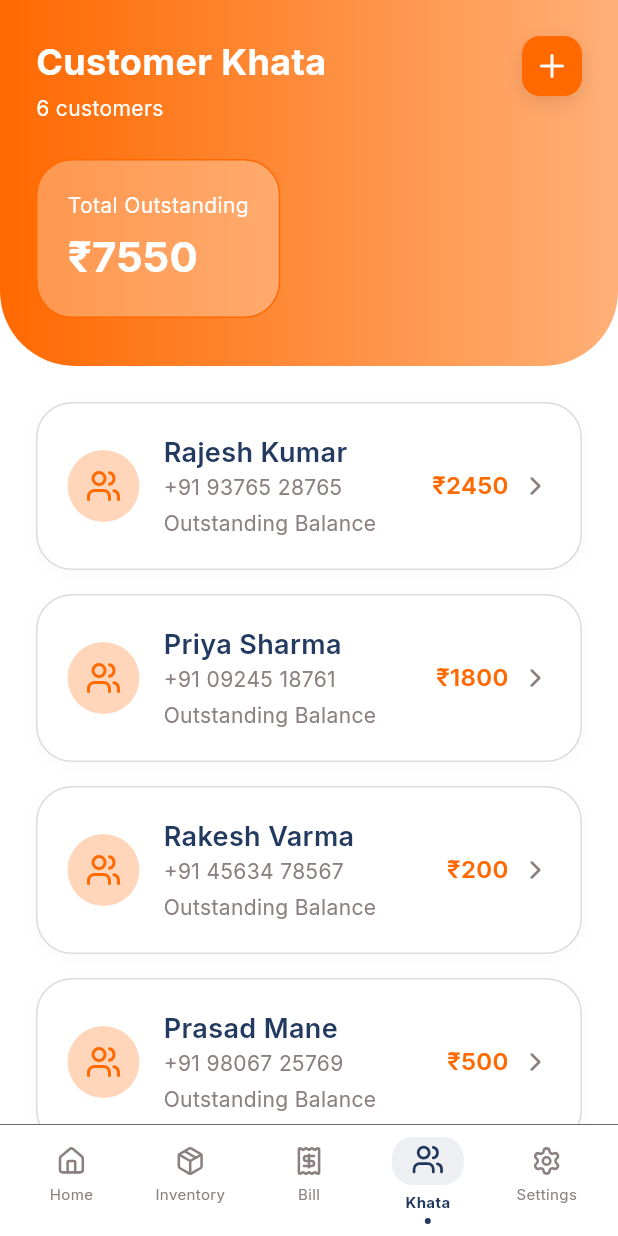
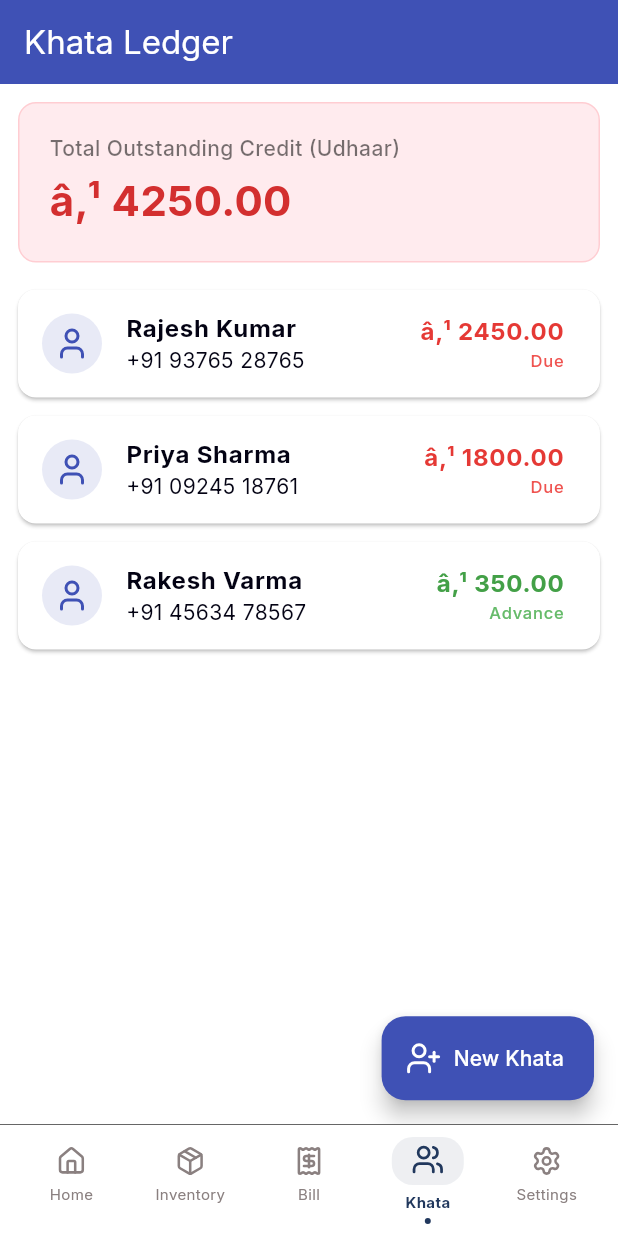
Before and after one commit to Shankshukchan/v-vaipari, a Flutter app: the KhataScreen screen opened by its route, on a phone screen of 412 x 824 dp. Run offline on Flutter 3.47's test engine with Material 3 defaults, Android fonts, the light colour scheme and no system bars; drawn by our look-alikes of flutter_animate; our stand-ins replace connectivity_plus, dio, fl_chart, flutter_lucide, flutter_riverpod, go_router and 4 more; accounts and stored records are empty; network calls fail.

Commit message:
feat: add product management, final billing totals, and khata ledger flows

```diff
--- a/kirana_app/lib/core/layouts/main_layout.dart
+++ b/kirana_app/lib/core/layouts/main_layout.dart
@@ -1,6 +1,6 @@
 import 'package:flutter/material.dart';
 import 'package:go_router/go_router.dart';
-import 'package:lucide_icons/lucide_icons.dart';
+import 'package:flutter_lucide/flutter_lucide.dart';
 import 'package:flutter_animate/flutter_animate.dart';
 import '../theme/app_theme.dart';
 
--- a/kirana_app/lib/features/auth/screens/splash_screen.dart
+++ b/kirana_app/lib/features/auth/screens/splash_screen.dart
@@ -1,7 +1,7 @@
 import 'dart:async';
 import 'package:flutter/material.dart';
 import 'package:go_router/go_router.dart';
-import 'package:lucide_icons/lucide_icons.dart';
+import 'package:flutter_lucide/flutter_lucide.dart';
 import 'package:flutter_animate/flutter_animate.dart';
 import 'package:shared_preferences/shared_preferences.dart';
 import '../../../core/theme/app_theme.dart';
@@ -64,7 +64,7 @@ class _SplashScreenState extends State<SplashScreen> {
                         color: Colors.white.withOpacity(0.1),
                         borderRadius: BorderRadius.circular(24),
                       ),
-                      child: const Icon(
+                      child: Icon(
                         LucideIcons.store,
                         size: 80,
                         color: Colors.white,
--- a/kirana_app/lib/features/khata/screens/khata_screen.dart
+++ b/kirana_app/lib/features/khata/screens/khata_screen.dart
@@ -1,6 +1,8 @@
 import 'package:flutter/material.dart';
-import 'package:lucide_icons/lucide_icons.dart';
+import 'package:flutter_lucide/flutter_lucide.dart';
 import 'package:flutter_animate/flutter_animate.dart';
+// import 'create_khata_screen.dart';
+import 'khata_detail_screen.dart';
 
 class KhataScreen extends StatefulWidget {
   const KhataScreen({super.key});
@@ -10,7 +12,8 @@ class KhataScreen extends StatefulWidget {
 }
 
 class _KhataScreenState extends State<KhataScreen> {
-  final customers = [
+  // Your dummy customer data
+  final List<Map<String, dynamic>> customers = [
     {
       'id': '1',
       'name': 'Rajesh Kumar',
@@ -27,234 +30,124 @@ class _KhataScreenState extends State<KhataScreen> {
       'id': '3',
       'name': 'Rakesh Varma',
       'phone': '+91 45634 78567',
-      'balance': 200.0,
-    },
-    {
-      'id': '4',
-      'name': 'Prasad Mane',
-      'phone': '+91 98067 25769',
-      'balance': 500.0,
-    },
-    {
-      'id': '5',
-      'name': 'Ajay Wanjule',
-      'phone': '+91 87306 26597',
-      'balance': 1000.0,
-    },
-    {
-      'id': '6',
-      'name': 'Anuja Hire',
-      'phone': '+91 67298 20987',
-      'balance': 1600.0,
+      'balance': -350.0, // Negative means they paid in advance (Jama)
     },
   ];
 
-  double get totalOutstanding =>
-      customers.fold(0, (sum, c) => sum + (c['balance'] as double));
-
   @override
   Widget build(BuildContext context) {
+    // Basic calculation for total outstanding credit
+    double totalOutstanding = customers
+        .where((c) => c['balance'] > 0)
+        .fold(0.0, (sum, c) => sum + c['balance']);
+
     return Scaffold(
-      backgroundColor: Colors.white,
+      appBar: AppBar(
+        title: const Text('Khata Ledger'),
+        backgroundColor: Colors.indigo,
+        foregroundColor: Colors.white,
+      ),
       body: Column(
         children: [
-          // Gradient Header
+          // Total Balance Card Header with Animation
           Container(
-            decoration: const BoxDecoration(
-              gradient: LinearGradient(
-                colors: [Color(0xFFFF6900), Color(0xFFFFB078)],
-              ),
-              borderRadius: BorderRadius.only(
-                bottomLeft: Radius.circular(50),
-                bottomRight: Radius.circular(50),
-              ),
-            ),
-            padding: EdgeInsets.only(
-              top: MediaQuery.of(context).padding.top + 24,
-              left: 24,
-              right: 24,
-              bottom: 32,
-            ),
-            child: Column(
-              crossAxisAlignment: CrossAxisAlignment.start,
-              children: [
-                Row(
-                  mainAxisAlignment: MainAxisAlignment.spaceBetween,
-                  crossAxisAlignment: CrossAxisAlignment.start,
-                  children: [
-                    Column(
-                      crossAxisAlignment: CrossAxisAlignment.start,
-                      children: [
-                        const Text(
-                          'Customer Khata',
-                          style: TextStyle(
-                            color: Colors.white,
-                            fontSize: 24,
-                            fontWeight: FontWeight.bold,
-                          ),
-                        ),
-                        const SizedBox(height: 4),
-                        Text(
-                          '${customers.length} customers',
-                          style: const TextStyle(
-                            color: Colors.white,
-                            fontSize: 14,
-                          ),
-                        ),
-                      ],
-                    ),
-                    InkWell(
-                      onTap: () => ScaffoldMessenger.of(context).showSnackBar(
-                        const SnackBar(content: Text('Feature coming soon!')),
-                      ),
-                      child: Container(
-                        width: 40,
-                        height: 40,
+            width: double.infinity,
+            padding: const EdgeInsets.all(20),
+            margin: const EdgeInsets.all(12),
             decoration: BoxDecoration(
-                          color: const Color(0xFFFF6900),
+              color: Colors.red.shade50,
               borderRadius: BorderRadius.circular(12),
-                          boxShadow: [
-                            BoxShadow(
-                              color: Colors.black.withOpacity(0.1),
-                              blurRadius: 10,
-                              offset: const Offset(0, 4),
-                            ),
-                          ],
-                        ),
-                        child: const Icon(
-                          LucideIcons.plus,
-                          color: Colors.white,
-                        ),
-                      ),
-                    ),
-                  ],
-                ),
-                const SizedBox(height: 24),
-                Container(
-                  padding: const EdgeInsets.all(20),
-                  decoration: BoxDecoration(
-                    color: const Color(0xFFFFE7D6).withOpacity(0.35),
-                    border: Border.all(color: const Color(0xFFFF6900)),
-                    borderRadius: BorderRadius.circular(24),
+              border: Border.all(color: Colors.red.shade100),
             ),
             child: Column(
               crossAxisAlignment: CrossAxisAlignment.start,
               children: [
                 const Text(
-                        'Total Outstanding',
-                        style: TextStyle(color: Colors.white, fontSize: 14),
+                  'Total Outstanding Credit (Udhaar)',
+                  style: TextStyle(fontSize: 14, color: Colors.black54, fontWeight: FontWeight.w500),
                 ),
-                      const SizedBox(height: 4),
+                const SizedBox(height: 5),
                 Text(
-                        '₹${totalOutstanding.toInt()}',
-                        style: const TextStyle(
-                          color: Colors.white,
+                  'â‚¹ ${totalOutstanding.toStringAsFixed(2)}',
+                  style: TextStyle(
                     fontSize: 28,
                     fontWeight: FontWeight.bold,
+                    color: Colors.red.shade700
                   ),
                 ),
               ],
             ),
-                ),
-              ],
-            ),
-          ),
+          ).animate().fadeIn(duration: 400.ms).slideY(begin: -0.1, end: 0),
 
+          // Customer Ledger List View
           Expanded(
             child: ListView.builder(
-              padding: const EdgeInsets.all(24),
               itemCount: customers.length,
               itemBuilder: (context, index) {
                 final customer = customers[index];
-                return Container(
-                      margin: const EdgeInsets.only(bottom: 16),
-                      padding: const EdgeInsets.all(20),
-                      decoration: BoxDecoration(
-                        color: Colors.white,
-                        border: Border.all(color: const Color(0xFFDBDBDB)),
-                        borderRadius: BorderRadius.circular(24),
-                        boxShadow: [
-                          BoxShadow(
-                            color: Colors.black.withOpacity(0.02),
-                            blurRadius: 8,
-                            offset: const Offset(0, 2),
+                final bool isUdhaar = customer['balance'] > 0;
+
+                return Card(
+                  margin: const EdgeInsets.symmetric(horizontal: 12, vertical: 6),
+                  elevation: 1,
+                  child: ListTile(
+                    leading: CircleAvatar(
+                      backgroundColor: Colors.indigo.shade50,
+                      child: Icon(LucideIcons.user, color: Colors.indigo),
                     ),
-                        ],
+                    title: Text(
+                      customer['name'],
+                      style: const TextStyle(fontWeight: FontWeight.bold)
                     ),
-                      child: Row(
-                        children: [
-                          Container(
-                            width: 48,
-                            height: 48,
-                            decoration: BoxDecoration(
-                              color: const Color(0xFFFFAD74).withOpacity(0.5),
-                              shape: BoxShape.circle,
-                            ),
-                            child: const Icon(
-                              LucideIcons.users,
-                              color: Color(0xFFFF6901),
-                            ),
-                          ),
-                          const SizedBox(width: 16),
-                          Expanded(
-                            child: Column(
-                              crossAxisAlignment: CrossAxisAlignment.start,
+                    subtitle: Text(customer['phone']),
+                    trailing: Column(
+                      mainAxisAlignment: MainAxisAlignment.center,
+                      crossAxisAlignment: CrossAxisAlignment.end,
                       children: [
                         Text(
-                                  customer['name'] as String,
-                                  style: const TextStyle(
-                                    fontSize: 18,
-                                    fontWeight: FontWeight.w600,
-                                    color: Color(0xFF223960),
+                          'â‚¹ ${customer['balance'].abs().toStringAsFixed(2)}',
+                          style: TextStyle(
+                            fontSize: 16,
+                            fontWeight: FontWeight.bold,
+                            color: isUdhaar ? Colors.red.shade600 : Colors.green.shade600,
                           ),
                         ),
                         Text(
-                                  customer['phone'] as String,
-                                  style: const TextStyle(
-                                    color: Color(0xFF8A8080),
-                                    fontSize: 14,
-                                  ),
-                                ),
-                                const SizedBox(height: 4),
-                                const Text(
-                                  'Outstanding Balance',
+                          isUdhaar ? 'Due' : 'Advance',
                           style: TextStyle(
-                                    color: Color(0xFF8A8080),
-                                    fontSize: 14,
+                            fontSize: 11,
+                            color: isUdhaar ? Colors.red.shade400 : Colors.green.shade400,
                           ),
                         ),
                       ],
                     ),
+                    onTap: () {
+                      Navigator.push(
+                        context,
+                        MaterialPageRoute(
+                          builder: (context) => KhataDetailScreen(customer: customer),
                         ),
-                          Row(
-                            children: [
-                              Text(
-                                '₹${(customer['balance'] as double).toInt()}',
-                                style: const TextStyle(
-                                  fontSize: 16,
-                                  fontWeight: FontWeight.w600,
-                                  color: Color(0xFFFF6901),
+                      );
+                    },
                   ),
-                              ),
-                              const SizedBox(width: 8),
-                              const Icon(
-                                LucideIcons.chevronRight,
-                                color: Color(0xFF8A8080),
-                                size: 20,
-                              ),
-                            ],
-                          ),
-                        ],
-                      ),
-                    )
-                    .animate()
-                    .fadeIn(delay: (50 * index).ms)
-                    .slideY(begin: 0.1, end: 0);
+                );
               },
             ),
           ),
         ],
       ),
+      floatingActionButton: FloatingActionButton.extended(
+        onPressed: () {
+          // CreateKhataScreen is not available in this codebase yet.
+          ScaffoldMessenger.of(context).showSnackBar(
+            const SnackBar(content: Text('Create Khata screen is not set up yet.')),
+          );
+        },
+        label: const Text('New Khata'),
+        icon: Icon(LucideIcons.user_plus),
+        backgroundColor: Colors.indigo,
+        foregroundColor: Colors.white,
+      ),
     );
   }
 }
--- a/kirana_app/pubspec.yaml
+++ b/kirana_app/pubspec.yaml
@@ -39,13 +39,14 @@ dependencies:
   dio: ^5.9.2
   shared_preferences: ^2.5.5
   google_fonts: ^8.1.0
-  lucide_icons: ^0.257.0
   flutter_animate: ^4.5.2
   fl_chart: ^1.2.0
   hive: ^2.2.3
   hive_flutter: ^1.1.0
   connectivity_plus: ^7.1.1
   path_provider: ^2.1.5
+  lucide_icons_flutter: ^3.1.14+2
+  flutter_lucide: ^1.11.0
 
 dev_dependencies:
   flutter_test:
```
Also changed, not shown: kirana_app/lib/features/auth/screens/login_screen.dart (+12 -12 lines), kirana_app/lib/features/auth/screens/shop_setup_screen.dart (+4 -4 lines), kirana_app/lib/features/auth/screens/welcome_screen.dart (+5 -5 lines), kirana_app/lib/features/billing/screens/billing_screen.dart (+12 -12 lines), kirana_app/lib/features/dashboard/screens/dashboard_screen.dart (+21 -21 lines), kirana_app/lib/features/inventory/screens/inventory_screen.dart (+10 -10 lines), kirana_app/lib/features/khata/models/khata_customer.dart (added, +32 -0 lines), kirana_app/lib/features/khata/screens/khata_detail_screen.dart (added, +233 -0 lines), kirana_app/lib/features/reports/screens/reports_screen.dart (+7 -7 lines), kirana_app/lib/features/settings/screens/settings_screen.dart (+4 -4 lines), kirana_app/pubspec.lock. Lines whose indentation alone changed are shown as unchanged.
